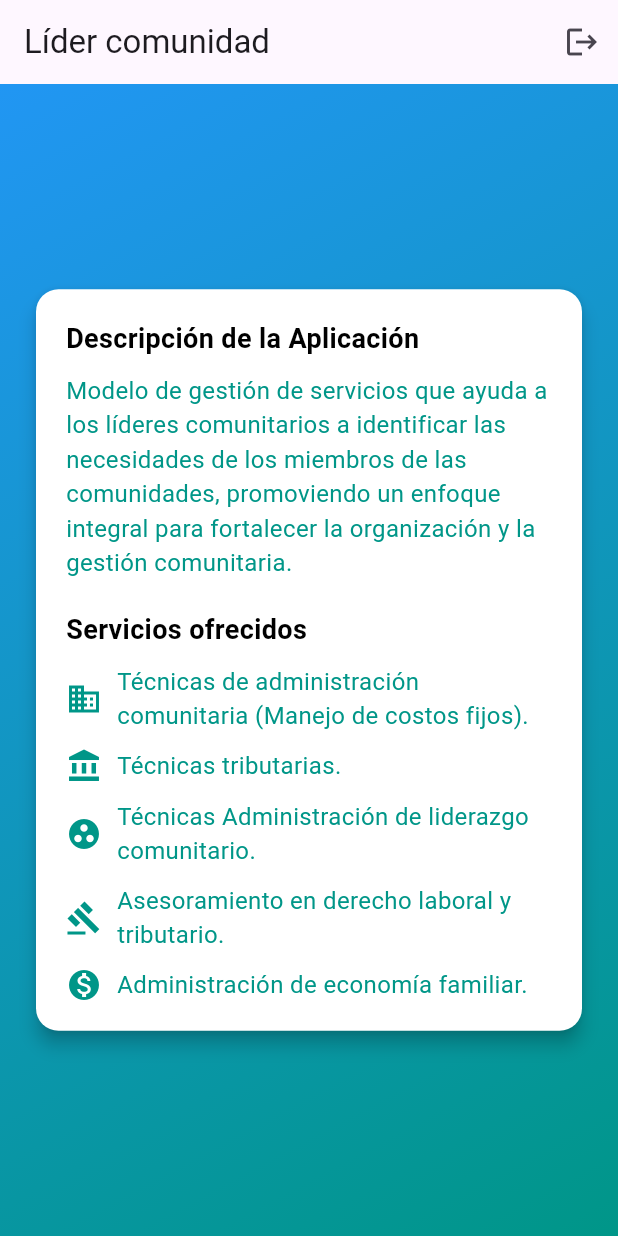
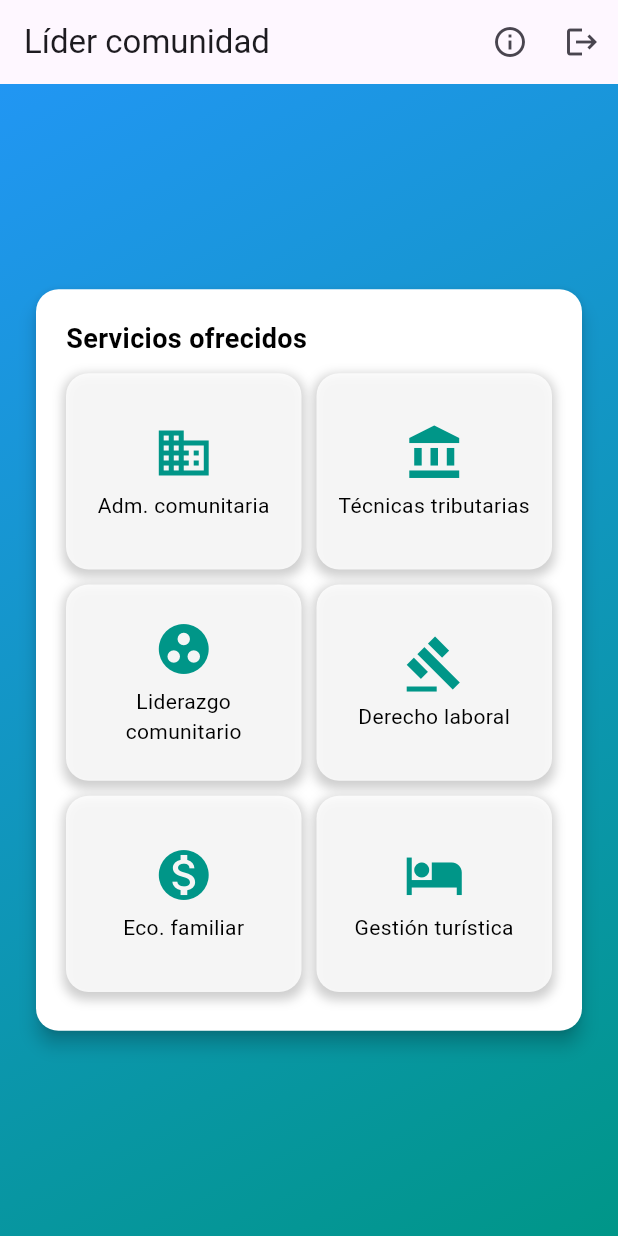
Before and after one commit to Jarod2024/proyecto_vinculacion, a Flutter app: the LiderComunidad screen opened directly, on a phone screen of 412 x 824 dp. Run offline on Flutter 3.47's test engine with Material 3 defaults, Android fonts, the phone set to English and light mode, and no system bars; our stand-ins replace cloud_firestore, firebase_auth, firebase_core; accounts and stored records are empty.

Commit message:
arreglo de pantallas principales
arreglo

```diff
--- a/lib/Vistas/Lideres_view.dart
+++ b/lib/Vistas/Lideres_view.dart
@@ -18,10 +18,16 @@ class _LiderComunidadState extends State<LiderComunidad> {
         actions: [
           IconButton(
             onPressed: () {
+              _mostrarInfoApp(context);
+            },
+            icon: const Icon(Icons.info_outline),
+          ),
+          IconButton(
+            onPressed: () {
               logout(context);
             },
             icon: const Icon(Icons.logout),
-          )
+          ),
         ],
       ),
       body: Container(
@@ -42,150 +48,93 @@ class _LiderComunidadState extends State<LiderComunidad> {
                 borderRadius: BorderRadius.circular(15),
               ),
               child: SizedBox(
-                height: MediaQuery.of(context).size.height *
-                    0.6, // Carta más pequeña
+                height: MediaQuery.of(context).size.height * 0.60,
                 width: MediaQuery.of(context).size.width * 0.9,
                 child: Padding(
                   padding: const EdgeInsets.all(20.0),
-                  child: SingleChildScrollView(
                   child: Column(
                     crossAxisAlignment: CrossAxisAlignment.start,
                     children: [
-                        // Título de la descripción con color negro
-                        const Text(
-                          'Descripción de la Aplicación',
-                          style: TextStyle(
-                            fontSize: 18,
-                            fontWeight: FontWeight.bold,
-                            color: Colors.black, // Color negro
-                          ),
-                        ),
-                        const SizedBox(height: 10),
-                        // Descripción con el mismo tamaño de texto
-                        const Text(
-                          'Modelo de gestión de servicios que ayuda a los líderes comunitarios a identificar las necesidades de los miembros de las comunidades, promoviendo un enfoque integral para fortalecer la organización y la gestión comunitaria.',
-                          style: TextStyle(
-                            fontSize: 16,
-                            color: Colors.teal, // Color teal
-                          ),
-                        ),
-                        const SizedBox(height: 20),
-                        // Título para los servicios con color negro
                       const Text(
                         'Servicios ofrecidos',
                         style: TextStyle(
                           fontSize: 18,
                           fontWeight: FontWeight.bold,
-                            color: Colors.black, // Color negro
+                          color: Colors.black,
                         ),
                       ),
                       const SizedBox(height: 10),
-                        // Lista de viñetas con iconos
-                        Column(
-                          crossAxisAlignment: CrossAxisAlignment.start,
+                      Expanded(
+                        child: SingleChildScrollView(
+                          child: GridView.count(
+                            crossAxisCount: 2,
+                            crossAxisSpacing: 10,
+                            mainAxisSpacing: 10,
+                            shrinkWrap: true,
+                            physics: const NeverScrollableScrollPhysics(),
+                            childAspectRatio: 1.2,
                             children: [
-                            Row(
-                              children: const [
-                                Icon(Icons.business, color: Colors.teal),
-                                SizedBox(width: 10),
-                                Expanded(
-                                  child: Text(
-                                    'Técnicas de administración comunitaria (Manejo de costos fijos).',
-                                    style: TextStyle(
-                                      fontSize: 16,
-                                      color: Colors.teal,
+                              _crearBoton(
+                                  context, 'Adm. comunitaria', Icons.business),
+                              _crearBoton(context, 'Técnicas tributarias',
+                                  Icons.account_balance),
+                              _crearBoton(context, 'Liderazgo comunitario',
+                                  Icons.group_work),
+                              _crearBoton(
+                                  context, 'Derecho laboral', Icons.gavel),
+                              _crearBoton(context, 'Eco. familiar',
+                                  Icons.monetization_on),
+                              _crearBoton(
+                                  context, 'Gestión turística', Icons.hotel),
+                            ],
                           ),
                         ),
-                                ),
-                              ],
-                            ),
-                            const SizedBox(height: 10),
-                            Row(
-                              children: const [
-                                Icon(Icons.account_balance, color: Colors.teal),
-                                SizedBox(width: 10),
-                                Expanded(
-                                  child: Text(
-                                    'Técnicas tributarias.',
-                                    style: TextStyle(
-                                      fontSize: 16,
-                                      color: Colors.teal,
-                                    ),
-                                  ),
-                                ),
-                              ],
-                            ),
-                            const SizedBox(height: 10),
-                            Row(
-                              children: const [
-                                Icon(Icons.group_work, color: Colors.teal),
-                                SizedBox(width: 10),
-                                Expanded(
-                                  child: Text(
-                                    'Técnicas Administración de liderazgo comunitario.',
-                                    style: TextStyle(
-                                      fontSize: 16,
-                                      color: Colors.teal,
-                                    ),
-                                  ),
-                                ),
-                              ],
-                            ),
-                            const SizedBox(height: 10),
-                            Row(
-                              children: const [
-                                Icon(Icons.gavel, color: Colors.teal),
-                                SizedBox(width: 10),
-                                Expanded(
-                                  child: Text(
-                                    'Asesoramiento en derecho laboral y tributario.',
-                                    style: TextStyle(
-                                      fontSize: 16,
-                                      color: Colors.teal,
-                                    ),
-                                  ),
-                                ),
-                              ],
-                            ),
-                            const SizedBox(height: 10),
-                            Row(
-                              children: const [
-                                Icon(Icons.monetization_on, color: Colors.teal),
-                                SizedBox(width: 10),
-                                Expanded(
-                                  child: Text(
-                                    'Administración de economía familiar.',
-                                    style: TextStyle(
-                                      fontSize: 16,
-                                      color: Colors.teal,
-                                    ),
-                                  ),
-                                ),
-                              ],
-                            ),
-                            const SizedBox(height: 10),
-                            Row(
-                              children: const [
-                                Icon(Icons.hotel, color: Colors.teal),
-                                SizedBox(width: 10),
-                                Expanded(
-                                  child: Text(
-                                    'Gestión turística.',
-                                    style: TextStyle(
-                                      fontSize: 16,
-                                      color: Colors.teal,
-                                    ),
-                                  ),
-                                ),
-                              ],
-                            ),
-                          ],
                       ),
                     ],
                   ),
                 ),
               ),
             ),
+          ),
+        ),
+      ),
+    );
+  }
+
+  Widget _crearBoton(BuildContext context, String texto, IconData icono) {
+    return Container(
+      decoration: BoxDecoration(
+        color: Colors.white.withOpacity(0.8),
+        borderRadius: BorderRadius.circular(15),
+        boxShadow: [
+          BoxShadow(
+            color: Colors.grey.withOpacity(0.5),
+            spreadRadius: 2,
+            blurRadius: 5,
+            offset: const Offset(0, 3),
+          ),
+        ],
+      ),
+      child: Material(
+        color: Colors.transparent,
+        child: InkWell(
+          borderRadius: BorderRadius.circular(15),
+          onTap: () {
+            // Acción de navegación o detalle
+          },
+          child: Padding(
+            padding: const EdgeInsets.all(10.0),
+            child: Column(
+              mainAxisAlignment: MainAxisAlignment.center,
+              children: [
+                Icon(icono, color: Colors.teal, size: 40),
+                const SizedBox(height: 5),
+                Text(
+                  texto,
+                  textAlign: TextAlign.center,
+                  style: const TextStyle(fontSize: 14, color: Colors.black),
+                ),
+              ],
             ),
           ),
         ),
@@ -202,11 +151,30 @@ class _LiderComunidadState extends State<LiderComunidad> {
       ),
     );
   }
+
+  void _mostrarInfoApp(BuildContext context) {
+    showDialog(
+      context: context,
+      builder: (context) {
+        return AlertDialog(
+          title: const Text("Descripción de la Aplicación"),
+          content: const Text(
+              "Modelo de gestión de servicios que ayuda a los líderes comunitarios a identificar las necesidades de los miembros de las comunidades, promoviendo un enfoque integral para fortalecer la organización y la gestión comunitaria."),
+          actions: [
+            TextButton(
+              onPressed: () => Navigator.pop(context),
+              child: const Text("Cerrar"),
+            ),
+          ],
+        );
+      },
+    );
+  }
 }
 
 void main() {
   runApp(MaterialApp(
-    debugShowCheckedModeBanner: false, // Esto elimina el banner de depuración
+    debugShowCheckedModeBanner: false,
     home: LiderComunidad(),
   ));
 }
```
Also changed, not shown: lib/Vistas/Comunidad_view.dart (+98 -74 lines), 4 other files. Lines whose indentation alone changed are shown as unchanged.
